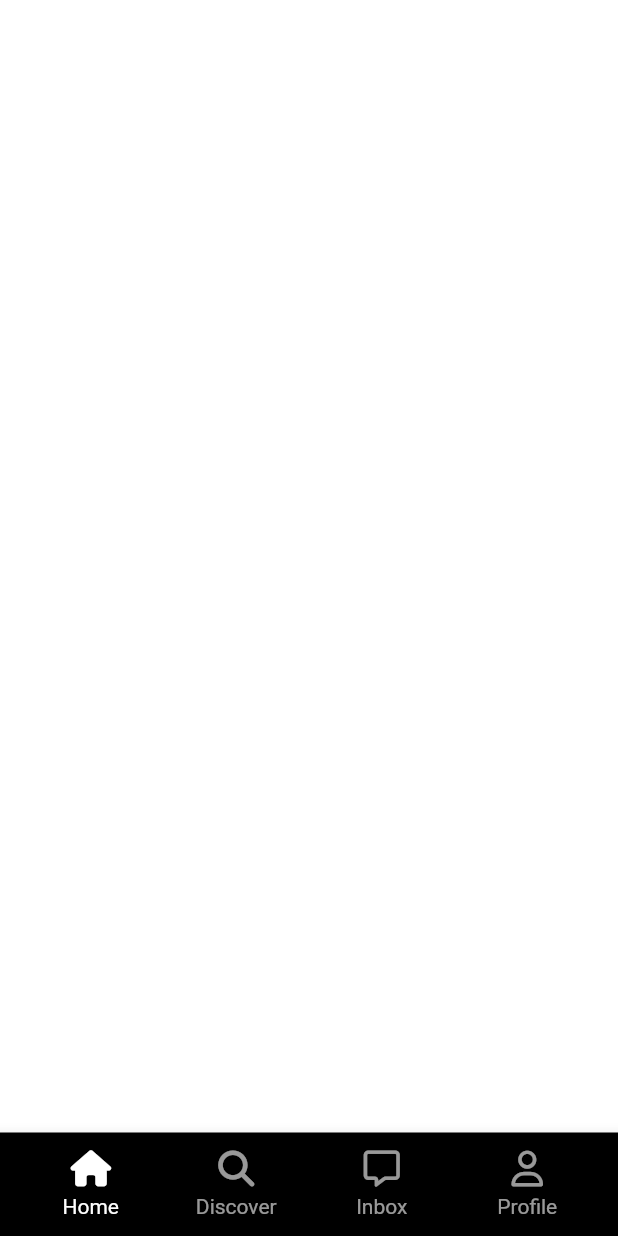
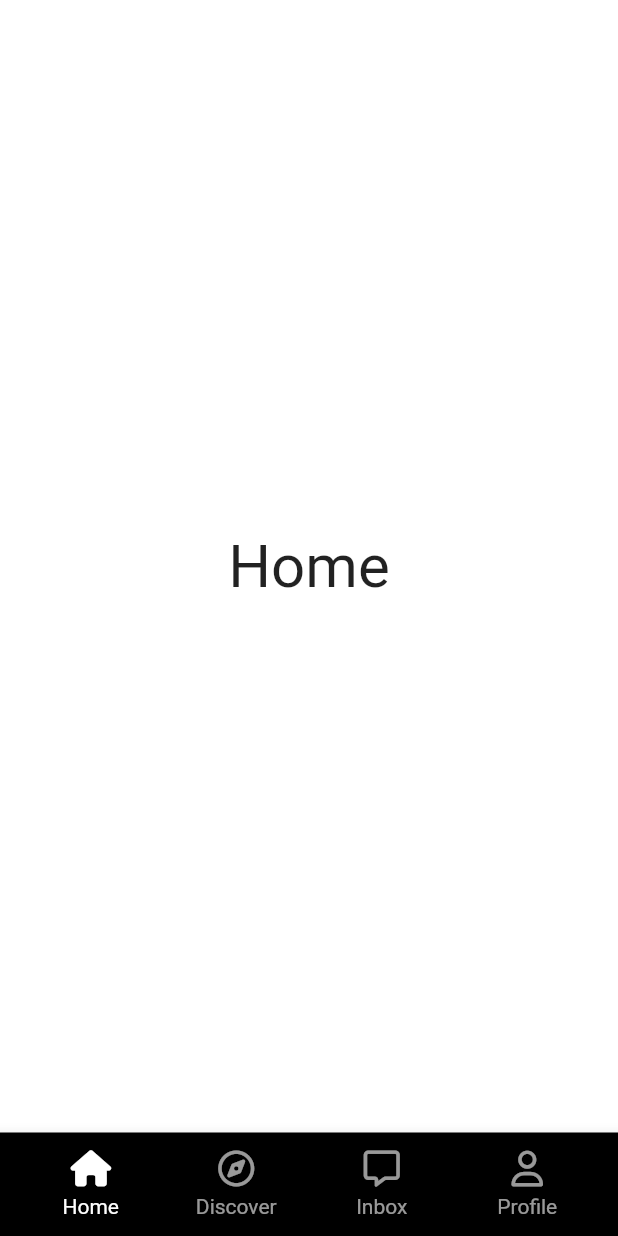
Before and after one commit to alswn2348/tictok_clone_flutter, a Flutter app: the screen it shows after launch, on a phone screen of 412 x 824 dp. Run offline on Flutter 3.47's test engine with Material 2 defaults, Android fonts, the phone set to English and light mode, and no system bars; our stand-ins replace font_awesome_flutter.

Commit message:
feat : connect screen and navigationbar

```diff
--- a/lib/features/main_navigation/main_navigation_screen.dart
+++ b/lib/features/main_navigation/main_navigation_screen.dart
@@ -19,10 +19,39 @@ class _MainNavigationScreenState extends State<MainNavigationScreen> {
     });
   }
 
+  final screen = [
+    const Center(
+      child: Text(
+        "Home",
+        style: TextStyle(fontSize: Sizes.size40),
+      ),
+    ),
+    const Center(
+      child: Text(
+        "Discover",
+        style: TextStyle(fontSize: Sizes.size40),
+      ),
+    ),
+    Container(),
+    const Center(
+      child: Text(
+        "Inbox",
+        style: TextStyle(fontSize: Sizes.size40),
+      ),
+    ),
+    const Center(
+      child: Text(
+        "Profile",
+        style: TextStyle(fontSize: Sizes.size40),
+      ),
+    ),
+  ];
+
   @override
   Widget build(BuildContext context) {
     return SafeArea(
       child: Scaffold(
+        body: screen[_selectedIndex],
         bottomNavigationBar: BottomAppBar(
           color: Colors.black,
           child: Padding(
@@ -34,25 +63,29 @@ class _MainNavigationScreenState extends State<MainNavigationScreen> {
                     text: "Home",
                     isSelected: _selectedIndex == 0,
                     icon: FontAwesomeIcons.house,
+                    selectedIcon: FontAwesomeIcons.house,
                     onTap: () => _onTap(0),
                   ),
                   NavigationTap(
                     text: "Discover",
                     isSelected: _selectedIndex == 1,
-                    icon: FontAwesomeIcons.magnifyingGlass,
+                    icon: FontAwesomeIcons.compass,
+                    selectedIcon: FontAwesomeIcons.solidCompass,
                     onTap: () => _onTap(1),
                   ),
                   NavigationTap(
                     text: "Inbox",
-                    isSelected: _selectedIndex == 2,
+                    isSelected: _selectedIndex == 3,
                     icon: FontAwesomeIcons.message,
-                    onTap: () => _onTap(2),
+                    selectedIcon: FontAwesomeIcons.solidMessage,
+                    onTap: () => _onTap(3),
                   ),
                   NavigationTap(
                     text: "Profile",
-                    isSelected: _selectedIndex == 3,
+                    isSelected: _selectedIndex == 4,
                     icon: FontAwesomeIcons.user,
-                    onTap: () => _onTap(3),
+                    selectedIcon: FontAwesomeIcons.solidUser,
+                    onTap: () => _onTap(4),
                   ),
                 ]),
           ),
--- a/lib/features/main_navigation/widgets/navigation_tab.dart
+++ b/lib/features/main_navigation/widgets/navigation_tab.dart
@@ -9,11 +9,12 @@ class NavigationTap extends StatelessWidget {
     required this.isSelected,
     required this.icon,
     required this.onTap,
+    required this.selectedIcon,
   });
 
   final String text;
   final bool isSelected;
-  final IconData icon;
+  final IconData icon, selectedIcon;
   final Function onTap;
 
   @override
@@ -25,12 +26,12 @@ class NavigationTap extends StatelessWidget {
           color: Colors.black,
           child: AnimatedOpacity(
             opacity: isSelected ? 1 : 0.6,
-            duration: const Duration(milliseconds: 150),
+            duration: const Duration(milliseconds: 400),
             child: Column(
               mainAxisSize: MainAxisSize.min,
               children: [
                 FaIcon(
-                  icon,
+                  isSelected ? selectedIcon : icon,
                   color: Colors.white,
                 ),
                 Gaps.v5,
```
